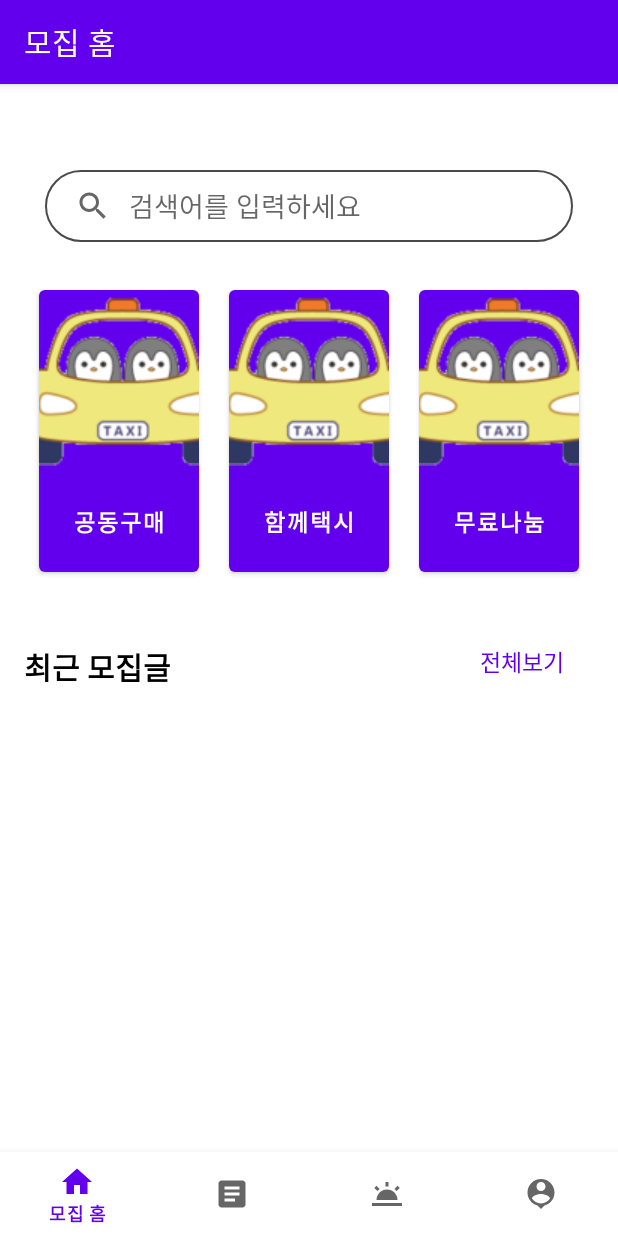
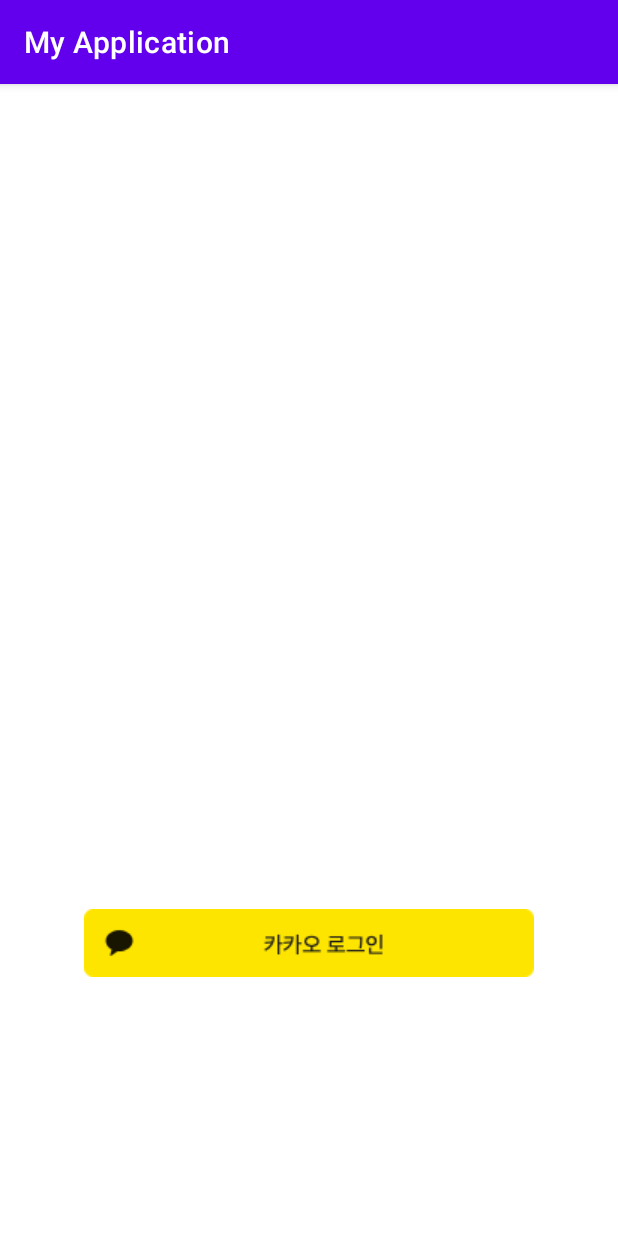
Before and after one commit to yeonaKimm/capstone_, an Android app: the screen it shows after launch (MainActivity before the commit, Login after it), on a phone screen of 412 x 824 dp. Run offline under Robolectric (Android 15) with nearby library versions, the phone set to English and light mode, and no system bars; libraries missing offline, so code that uses them is left out: com.kakao.sdk; 3 statements that could not run were skipped.

Commit message:
카카오 로그인

```diff
--- a/app/build.gradle.kts
+++ b/app/build.gradle.kts
@@ -44,4 +44,9 @@
     testImplementation(libs.junit)
     androidTestImplementation(libs.ext.junit)
     androidTestImplementation(libs.espresso.core)
+    implementation("com.kakao.sdk:v2-user:2.20.1")// 카카오 로그인
+
+    // Glide 라이브러리 추가
+    implementation("com.github.bumptech.glide:glide:4.12.0")
+    annotationProcessor("com.github.bumptech.glide:compiler:4.12.0")
 }
--- /dev/null
+++ b/app/src/main/java/com/example/myapplication/App.java
@@ -0,0 +1,13 @@
+package com.example.myapplication;
+
+import android.app.Application;
+
+import com.kakao.sdk.common.KakaoSdk;
+
+public class App extends Application {
+    @Override
+    public void onCreate() {
+        super.onCreate();
+        KakaoSdk.init(this, getString(R.string.kakao_app_key));
+    }
+}
--- /dev/null
+++ b/app/src/main/java/com/example/myapplication/Login.java
@@ -0,0 +1,69 @@
+package com.example.myapplication;
+
+import android.annotation.SuppressLint;
+import android.content.Intent;
+import android.os.Bundle;
+import android.util.Log;
+import android.view.View;
+import android.widget.ImageView;
+import androidx.annotation.Nullable;
+import androidx.appcompat.app.AppCompatActivity;
+import com.kakao.sdk.auth.model.OAuthToken;
+import com.kakao.sdk.common.model.ClientError;
+import com.kakao.sdk.user.UserApiClient;
+import com.kakao.sdk.common.util.Utility;
+import kotlin.Unit;
+import kotlin.jvm.functions.Function2;
+
+public class Login extends AppCompatActivity {
+
+    private static final String TAG = "Login";
+    private ImageView loginButton;
+
+    @SuppressLint("MissingInflatedId")
+    @Override
+    protected void onCreate(@Nullable Bundle savedInstanceState) {
+        super.onCreate(savedInstanceState);
+        setContentView(R.layout.login);
+
+        loginButton = findViewById(R.id.login);
+
+        // 카카오 키 해시 로그 출력
+        String keyHash = Utility.INSTANCE.getKeyHash(this);
+        Log.d("Kakao Key Hash", keyHash);
+
+        // 카카오톡 로그인 콜백
+        Function2<OAuthToken, Throwable, Unit> callback = new Function2<OAuthToken, Throwable, Unit>() {
+            @Override
+            public Unit invoke(OAuthToken oAuthToken, Throwable throwable) {
+                if (oAuthToken != null) {
+                    // 로그인 성공 시 로직
+                    Intent intent = new Intent(Login.this, MainActivity.class);
+                    startActivity(intent);
+                    finish();
+                } else if (throwable instanceof ClientError && "Cancelled".equals(((ClientError) throwable).getReason())) {
+                    Log.e(TAG, "Login cancelled by user.");
+                    // 사용자가 로그인을 취소한 경우 처리 로직
+                    // 예: 메인 화면으로 돌아가기, 사용자에게 로그인 취소 알림 등
+                } else {
+                    Log.e(TAG, "Login failed", throwable);
+                    // 다른 오류 처리 로직
+                }
+                return null;
+            }
+        };
+
+
+        // 로그인 버튼 클릭 리스너
+        loginButton.setOnClickListener(new View.OnClickListener() {
+            @Override
+            public void onClick(View view) {
+                if (UserApiClient.getInstance().isKakaoTalkLoginAvailable(Login.this)) {
+                    UserApiClient.getInstance().loginWithKakaoTalk(Login.this, callback);
+                } else {
+                    UserApiClient.getInstance().loginWithKakaoAccount(Login.this, callback);
+                }
+            }
+        });
+    }
+}
--- /dev/null
+++ b/app/src/main/res/layout/login.xml
@@ -0,0 +1,23 @@
+<RelativeLayout xmlns:android="http://schemas.android.com/apk/res/android"
+    xmlns:app="http://schemas.android.com/apk/res-auto"
+    android:layout_width="match_parent"
+    android:layout_height="match_parent">
+
+
+
+    <!-- 로그인 버튼 -->
+    <ImageView
+        android:id="@+id/login"
+        android:layout_width="wrap_content"
+        android:layout_height="wrap_content"
+        android:layout_centerHorizontal="true"
+        android:layout_marginTop="550dp"
+        android:src="@drawable/kakao_login_medium_wide"
+        android:layout_marginBottom="30dp"
+        />
+
+
+
+
+
+</RelativeLayout>
--- a/app/src/main/res/values/strings.xml
+++ b/app/src/main/res/values/strings.xml
@@ -37,4 +37,5 @@
 
     <!-- TODO: Remove or change this placeholder text -->
     <string name="hello_blank_fragment">Hello blank fragment</string>
+    <string name="kakao_app_key">2ebe3d860e1ba4cf162c32dda83084d6</string>
 </resources>
--- a/settings.gradle.kts
+++ b/settings.gradle.kts
@@ -16,8 +16,13 @@
     repositories {
         google()
         mavenCentral()
+
+        //카카오 sdk 추가
+        maven { url = java.net.URI("https://devrepo.kakao.com/nexus/content/groups/public/") }
     }
 }
 
+
+
 rootProject.name = "My Application"
 include(":app")
```
Also changed, not shown: app/src/main/AndroidManifest.xml (+26 -1 lines), app/src/main/res/drawable/kakao_login_medium_wide.png (added).
